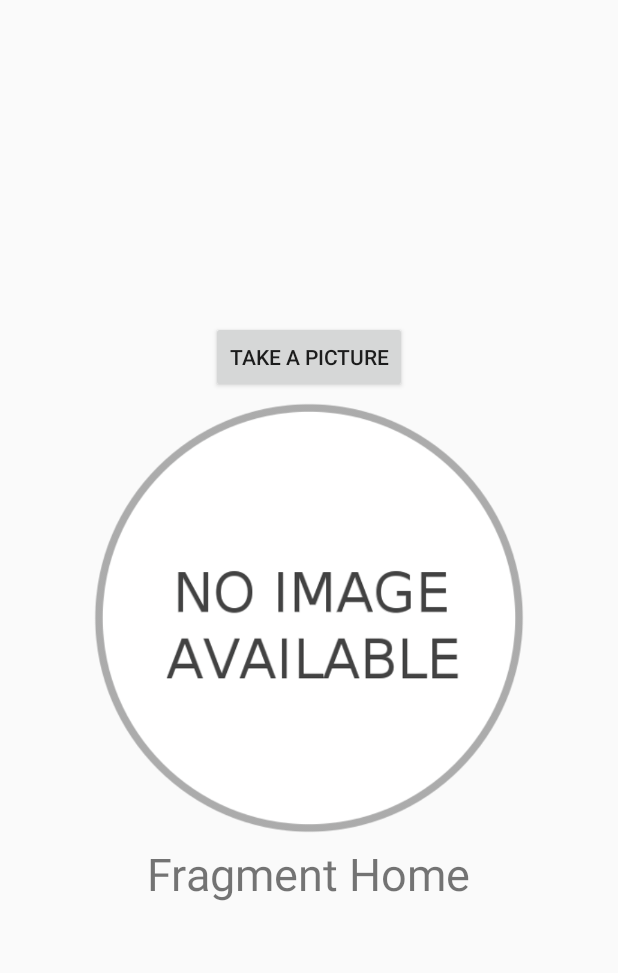
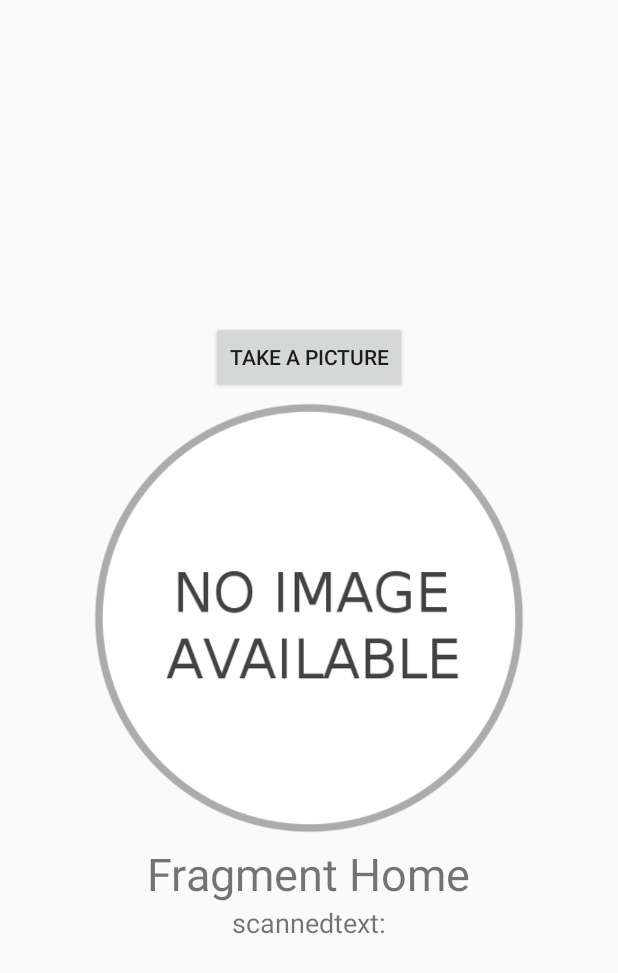
Before and after one commit to geronald10/Asumu, an Android app: the layout fragment_item_home.xml on its own in the app's theme, with its tools: preview values and no code run, on a phone screen of 412 x 824 dp. Shown: the top 973 px of the screen. Run offline under Robolectric (Android 15) with nearby library versions, the phone set to English and light mode, and no system bars.

Commit message:
Add TextRecognizer using GoogleVision API

```diff
--- a/app/src/main/AndroidManifest.xml
+++ b/app/src/main/AndroidManifest.xml
@@ -16,7 +16,8 @@
         android:roundIcon="@mipmap/logo_bukahobi"
         android:supportsRtl="true"
         android:theme="@style/AppTheme">
-
+        <meta-data android:name="com.google.android.gms.version" android:value="@integer/google_play_services_version"/>
+        <meta-data android:name="com.google.android.gms.vision.DEPENDENCIES" android:value="ocr"/>
         <activity android:name=".activity.MainActivity">
             <intent-filter>
                 <action android:name="android.intent.action.MAIN" />
--- a/app/src/main/res/layout/fragment_item_home.xml
+++ b/app/src/main/res/layout/fragment_item_home.xml
@@ -1,8 +1,8 @@
 <RelativeLayout xmlns:android="http://schemas.android.com/apk/res/android"
+    xmlns:app="http://schemas.android.com/apk/res-auto"
     xmlns:tools="http://schemas.android.com/tools"
     android:layout_width="match_parent"
     android:layout_height="match_parent"
-    xmlns:app="http://schemas.android.com/apk/res-auto"
     tools:context=".fragment.ItemHomeFragment">
 
     <ImageView
@@ -16,11 +16,12 @@
         android:id="@+id/imgNoPreview"
         android:layout_width="300dp"
         android:layout_height="300dp"
-        app:srcCompat="@drawable/no_image_available"
+        android:layout_alignStart="@+id/imgPreview"
         android:layout_below="@+id/btnCapturePicture"
-        android:layout_alignStart="@+id/imgPreview" />
+        app:srcCompat="@drawable/no_image_available" />
 
     <TextView
+        android:id="@+id/textView5"
         android:layout_width="wrap_content"
         android:layout_height="wrap_content"
         android:layout_below="@+id/imgPreview"
@@ -37,4 +38,14 @@
         android:layout_centerHorizontal="true"
         android:text="Take a Picture" />
 
+    <TextView
+        android:id="@+id/tvTextScanned"
+        android:layout_width="wrap_content"
+        android:layout_height="wrap_content"
+        android:layout_below="@+id/textView5"
+        android:layout_centerHorizontal="true"
+        android:layout_marginTop="0dp"
+        android:textSize="18sp"
+        android:text="scannedtext:\n" />
+
 </RelativeLayout>
```
Also changed, not shown: app/src/main/java/net/ridhoperdana/asumu/fragment/ItemHomeFragment.java (+52 -6 lines), app/src/main/java/net/ridhoperdana/asumu/utility/Scanner.java (added, +30 -0 lines).
